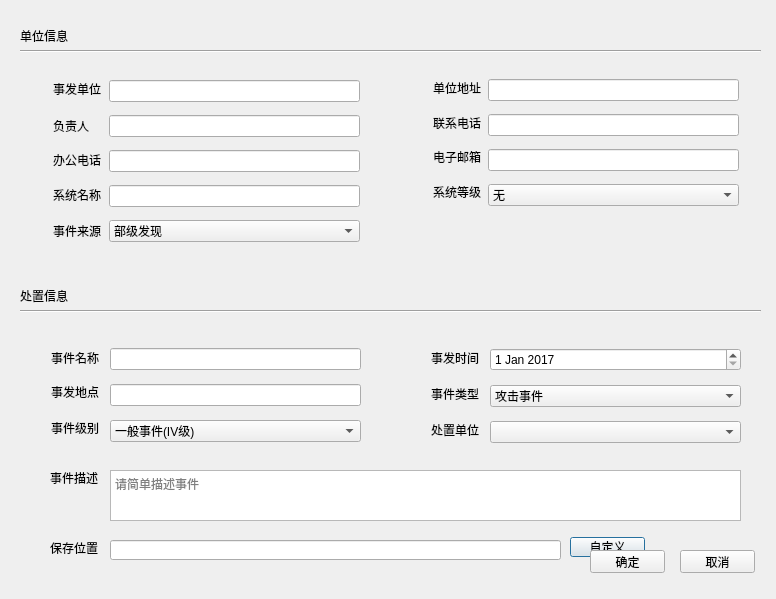
First picture: the form in newtaskdialog.ui, repository sl5976886/sectool, before the edit.
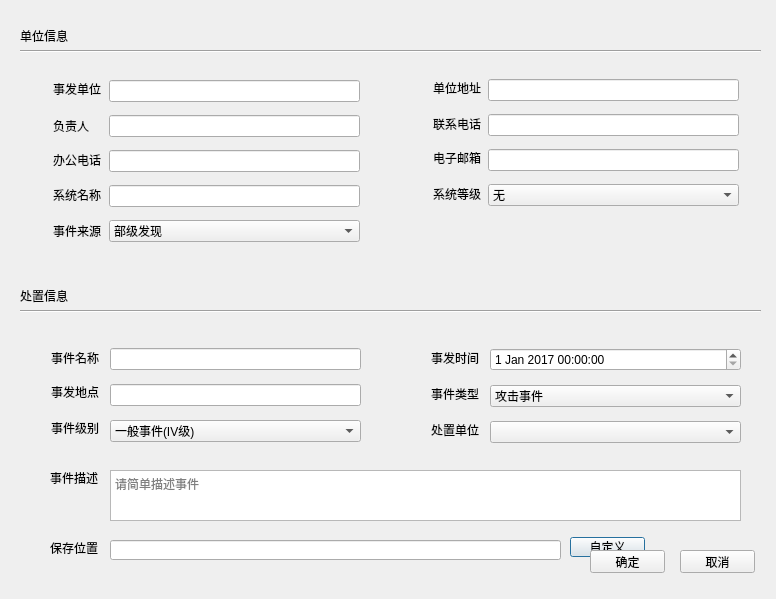
Second picture: the form after the edit. Icons and pictures are not drawn.

Patch:
```diff
--- a/newtaskdialog.ui
+++ b/newtaskdialog.ui
@@ -396,7 +396,7 @@
    </property>
    <layout class="QVBoxLayout" name="verticalLayout_8">
     <item>
-     <widget class="QDateEdit" name="dateEdit">
+     <widget class="QDateTimeEdit" name="dateEdit">
       <property name="dateTime">
        <datetime>
         <hour>0</hour>
@@ -568,7 +568,7 @@
    <property name="geometry">
     <rect>
      <x>433</x>
-     <y>115</y>
+     <y>116</y>
      <width>48</width>
      <height>16</height>
     </rect>
@@ -594,7 +594,7 @@
    <property name="geometry">
     <rect>
      <x>433</x>
-     <y>149</y>
+     <y>150</y>
      <width>48</width>
      <height>16</height>
     </rect>
@@ -607,7 +607,7 @@
    <property name="geometry">
     <rect>
      <x>433</x>
-     <y>184</y>
+     <y>186</y>
      <width>48</width>
      <height>16</height>
     </rect>
```
Left out of the diff: 4 changed lines with no effect on the pictures.
